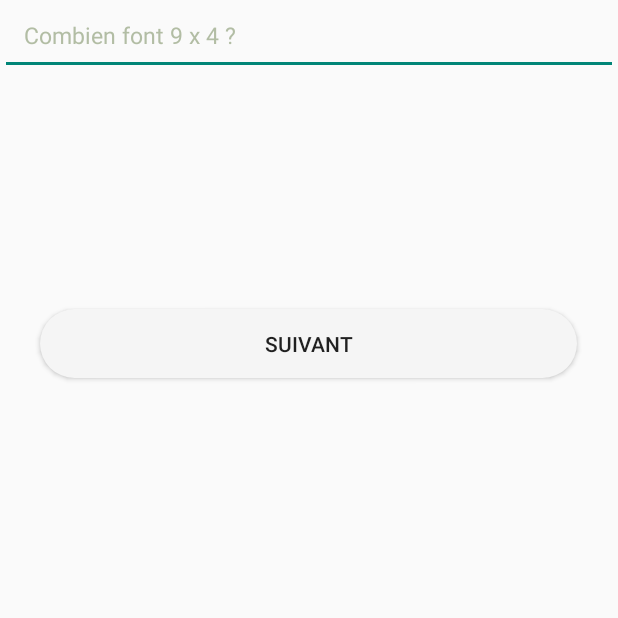
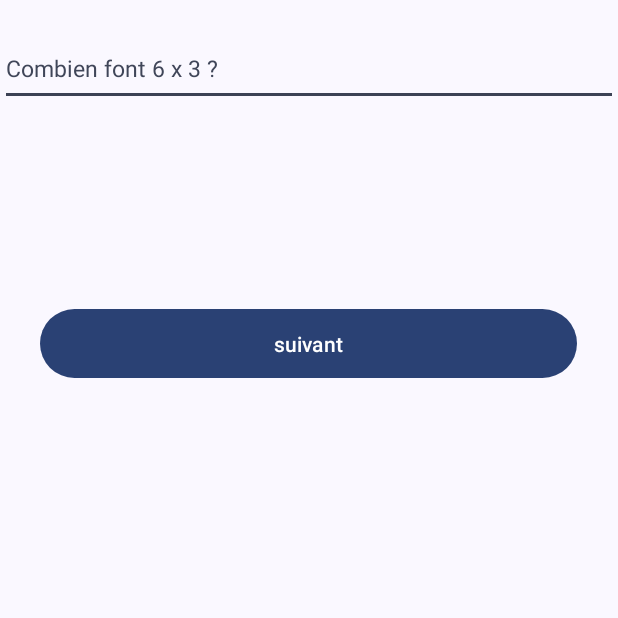
Before and after one commit to AstralArchitect/Tables-de-Multiplication, an Android app: the screen it shows after launch (MainActivity), on a phone screen of 412 x 824 dp, the top half of it. Run offline under Robolectric (Android 15) with nearby library versions, the phone set to English and light mode, and no system bars.

Commit message:
upgrade to 5.0.0 (new UI)

```diff
--- a/app/src/main/AndroidManifest.xml
+++ b/app/src/main/AndroidManifest.xml
@@ -17,8 +17,7 @@
         <activity
             android:name=".MainActivity"
             android:exported="true"
-            android:label="@string/app_name"
-            android:theme="@style/Theme.TablesDeMultiplication">
+            android:theme="@style/Theme.Material3.DynamicColors.DayNight.NoActionBar">
             <intent-filter>
                 <action android:name="android.intent.action.MAIN" />
 
--- a/app/src/main/res/drawable/round_button.xml
+++ b/app/src/main/res/drawable/round_button.xml
@@ -1,5 +1,5 @@
 <?xml version="1.0" encoding="utf-8"?>
 <shape xmlns:android="http://schemas.android.com/apk/res/android">
     <corners  android:radius="50dp"/>
-    <solid android:color="?android:attr/colorPrimary" />
+    <solid android:color="@color/material_dynamic_neutral_variant50" />
 </shape>
--- a/app/src/main/res/layout/activity_main.xml
+++ b/app/src/main/res/layout/activity_main.xml
@@ -6,6 +6,13 @@
     android:layout_height="match_parent"
     tools:context=".MainActivity">
 
+    <androidx.constraintlayout.widget.Guideline
+        android:id="@+id/EditTextGuideline"
+        android:layout_width="wrap_content"
+        android:layout_height="wrap_content"
+        android:orientation="horizontal"
+        app:layout_constraintGuide_percent="0.025" />
+
     <EditText
         android:id="@+id/answerEditText"
         android:layout_width="match_parent"
@@ -13,12 +20,14 @@
         android:autofillHints=""
         android:drawablePadding="8dp"
         android:inputType="numberSigned"
-        android:padding="16dp"
-        android:textColorHint="@color/text_color"
+        android:textColorHint="@color/material_dynamic_secondary30"
         android:textSize="15sp"
+        android:imeOptions="actionDone"
         app:layout_constraintEnd_toEndOf="parent"
+        app:layout_constraintHorizontal_bias="1.0"
         app:layout_constraintStart_toStartOf="parent"
-        app:layout_constraintTop_toTopOf="parent" />
+        app:layout_constraintTop_toTopOf="@+id/EditTextGuideline"
+        tools:ignore="LabelFor" />
 
     <androidx.constraintlayout.widget.Guideline
         android:id="@+id/buttonGuideline"
@@ -59,7 +68,7 @@
         android:layout_width="wrap_content"
         android:layout_height="wrap_content"
         android:orientation="horizontal"
-        app:layout_constraintGuide_percent="0.4" />
+        app:layout_constraintGuide_percent="0.40" />
 
     <TextView
         android:id="@+id/commentText"
--- a/app/src/main/res/values/colors.xml
+++ /dev/null
@@ -1,6 +0,0 @@
-<?xml version="1.0" encoding="utf-8"?>
-<resources>
-    <color name="primary">#4CAF50</color>
-    <color name="secondary">#8BC34A</color>
-    <color name="text_color">#B2BDA4</color>
-</resources>
--- a/app/src/main/res/values/themes.xml
+++ b/app/src/main/res/values/themes.xml
@@ -1,6 +1,12 @@
 <?xml version="1.0" encoding="utf-8"?>
 <resources>
 
-    <style name="Theme.TablesDeMultiplication" parent="android:Theme.Material.Light.NoActionBar" />
+    <style name="Theme.TablesDeMultiplication" parent="Theme.AppCompat.DayNight.NoActionBar">
+
+    </style>
+
+    <style name="AppTheme" parent="Theme.Material3.DynamicColors.DayNight.NoActionBar">
+
+    </style>
 
 </resources>
```
Also changed, not shown: app/build.gradle.kts (+11 -10 lines), app/src/main/java/fr/matthsudio/tablesdemultiplication/MainActivity.kt (+30 -25 lines), app/src/main/java/fr/matthsudio/tablesdemultiplication/ui/theme/Color.kt (deleted, +0 -11 lines), app/src/main/java/fr/matthsudio/tablesdemultiplication/ui/theme/Theme.kt (deleted, +0 -70 lines), app/src/main/java/fr/matthsudio/tablesdemultiplication/ui/theme/Type.kt (deleted, +0 -34 lines).
